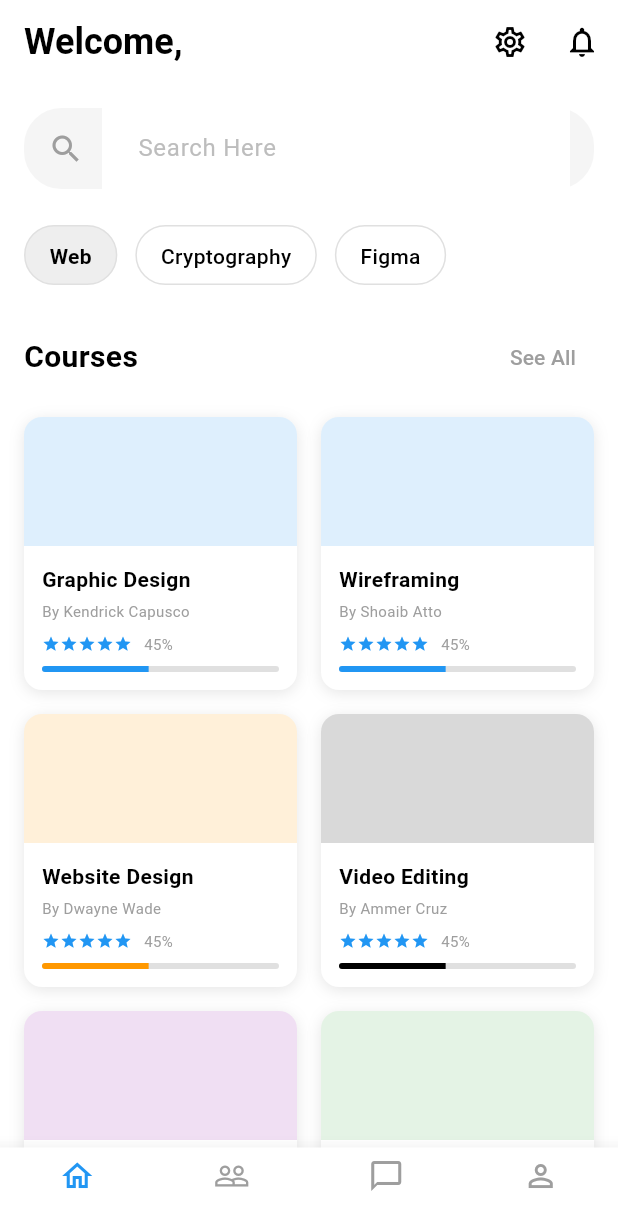
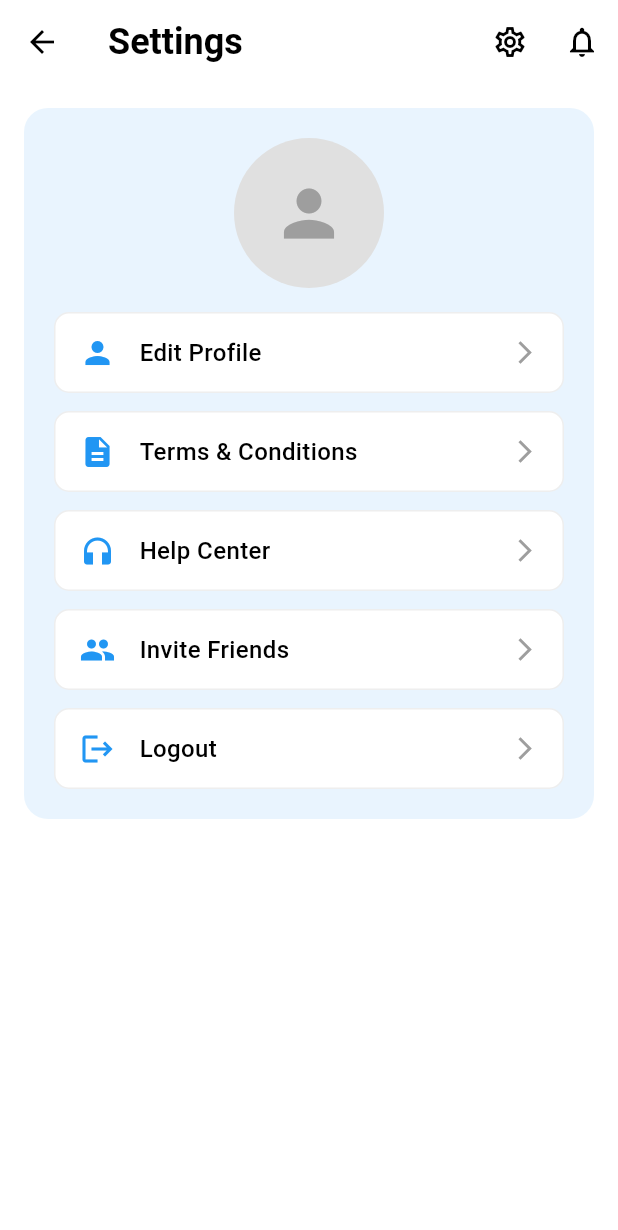
Before and after one commit to andreswooshik/SE-ProjectEduNova, a Flutter app: the StudentDashboardPage screen opened directly with empty values, after a tap on the "settings" icon, on a phone screen of 412 x 824 dp. Shown: the top 1230 px of the screen. Run offline on Flutter 3.47's test engine with Material 3 defaults, Android fonts, the phone set to English and light mode, and no system bars; our stand-ins replace flutter_riverpod, shared_preferences; accounts and stored records are empty.

Commit message:
updated the on pressed on the icon settings , and updated the student dashboard page

```diff
--- a/lib/screens/settings_page.dart
+++ b/lib/screens/settings_page.dart
@@ -0,0 +1,195 @@
+import 'package:flutter/material.dart';
+import 'sign_in_page.dart';
+
+class SettingsPage extends StatelessWidget {
+  final String userName;
+
+  const SettingsPage({Key? key, required this.userName}) : super(key: key);
+
+  @override
+  Widget build(BuildContext context) {
+    return Scaffold(
+      backgroundColor: Colors.white,
+      appBar: AppBar(
+        backgroundColor: Colors.white,
+        elevation: 0,
+        leading: IconButton(
+          icon: const Icon(Icons.arrow_back, color: Colors.black),
+          onPressed: () => Navigator.pop(context),
+        ),
+        title: const Text(
+          'Settings',
+          style: TextStyle(
+            color: Colors.black,
+            fontSize: 24,
+            fontWeight: FontWeight.bold,
+          ),
+        ),
+        actions: [
+          IconButton(
+            icon: const Icon(Icons.settings_outlined, color: Colors.black),
+            onPressed: () {},
+          ),
+          IconButton(
+            icon: const Icon(Icons.notifications_outlined, color: Colors.black),
+            onPressed: () {},
+          ),
+        ],
+      ),
+      body: SingleChildScrollView(
+        padding: const EdgeInsets.all(16),
+        child: Column(
+          crossAxisAlignment: CrossAxisAlignment.start,
+          children: [
+            // Profile Section
+            Container(
+              width: double.infinity,
+              padding: const EdgeInsets.all(20),
+              decoration: BoxDecoration(
+                color: Colors.blue.withValues(alpha: 0.1),
+                borderRadius: BorderRadius.circular(16),
+              ),
+              child: Column(
+                children: [
+                  // Profile Avatar
+                  CircleAvatar(
+                    radius: 50,
+                    backgroundColor: Colors.grey.shade300,
+                    child: const Icon(
+                      Icons.person,
+                      size: 50,
+                      color: Colors.grey,
+                    ),
+                  ),
+                  const SizedBox(height: 16),
+
+                  // Settings Options
+                  _buildSettingsOption(
+                    context,
+                    icon: Icons.person,
+                    label: 'Edit Profile',
+                    onTap: () {
+                      // Navigate to Edit Profile
+                    },
+                  ),
+                  const SizedBox(height: 12),
+                  _buildSettingsOption(
+                    context,
+                    icon: Icons.description,
+                    label: 'Terms & Conditions',
+                    onTap: () {
+                      // Navigate to Terms & Conditions
+                    },
+                  ),
+                  const SizedBox(height: 12),
+                  _buildSettingsOption(
+                    context,
+                    icon: Icons.headphones,
+                    label: 'Help Center',
+                    onTap: () {
+                      // Navigate to Help Center
+                    },
+                  ),
+                  const SizedBox(height: 12),
+                  _buildSettingsOption(
+                    context,
+                    icon: Icons.people,
+                    label: 'Invite Friends',
+                    onTap: () {
+                      // Navigate to Invite Friends
+                    },
+                  ),
+                  const SizedBox(height: 12),
+                  _buildSettingsOption(
+                    context,
+                    icon: Icons.logout,
+                    label: 'Logout',
+                    onTap: () {
+                      _showLogoutDialog(context);
+                    },
+                  ),
+                ],
+              ),
+            ),
+          ],
+        ),
+      ),
+    );
+  }
+
+  Widget _buildSettingsOption(
+    BuildContext context, {
+    required IconData icon,
+    required String label,
+    required VoidCallback onTap,
+  }) {
+    return GestureDetector(
+      onTap: onTap,
+      child: Container(
+        padding: const EdgeInsets.symmetric(horizontal: 16, vertical: 14),
+        decoration: BoxDecoration(
+          color: Colors.white,
+          borderRadius: BorderRadius.circular(10),
+          border: Border.all(color: Colors.grey.shade200),
+        ),
+        child: Row(
+          mainAxisAlignment: MainAxisAlignment.spaceBetween,
+          children: [
+            Row(
+              children: [
+                Icon(
+                  icon,
+                  color: Colors.blue,
+                  size: 24,
+                ),
+                const SizedBox(width: 16),
+                Text(
+                  label,
+                  style: const TextStyle(
+                    fontSize: 16,
+                    fontWeight: FontWeight.w500,
+                    color: Colors.black,
+                  ),
+                ),
+              ],
+            ),
+            const Icon(
+              Icons.arrow_forward_ios,
+              color: Colors.grey,
+              size: 18,
+            ),
+          ],
+        ),
+      ),
+    );
+  }
+
+  void _showLogoutDialog(BuildContext context) {
+    showDialog(
+      context: context,
+      builder: (context) => AlertDialog(
+        title: const Text('Logout'),
+        content: const Text('Are you sure you want to logout?'),
+        actions: [
+          TextButton(
+            onPressed: () => Navigator.pop(context),
+            child: const Text('Cancel'),
+          ),
+          TextButton(
+            onPressed: () {
+              Navigator.pushAndRemoveUntil(
+                context,
+                MaterialPageRoute(builder: (context) => const SignInPage()),
+                (route) => false,
+              );
+            },
+            child: const Text(
+              'Logout',
+              style: TextStyle(color: Colors.red),
+            ),
+          ),
+        ],
+      ),
+    );
+  }
+}
--- a/lib/screens/student_dashboard_page.dart
+++ b/lib/screens/student_dashboard_page.dart
@@ -1,5 +1,6 @@
 import 'package:flutter/material.dart';
 import 'course_details_page.dart';
+import 'settings_page.dart';
 
 class StudentDashboardPage extends StatelessWidget {
   final String userName;
@@ -25,7 +26,14 @@ class StudentDashboardPage extends StatelessWidget {
         actions: [
           IconButton(
             icon: const Icon(Icons.settings_outlined, color: Colors.black),
-            onPressed: () {},
+            onPressed: () {
+              Navigator.push(
+                context,
+                MaterialPageRoute(
+                  builder: (context) => SettingsPage(userName: userName),
+                ),
+              );
+            },
           ),
           IconButton(
             icon: const Icon(Icons.notifications_outlined, color: Colors.black),
```
